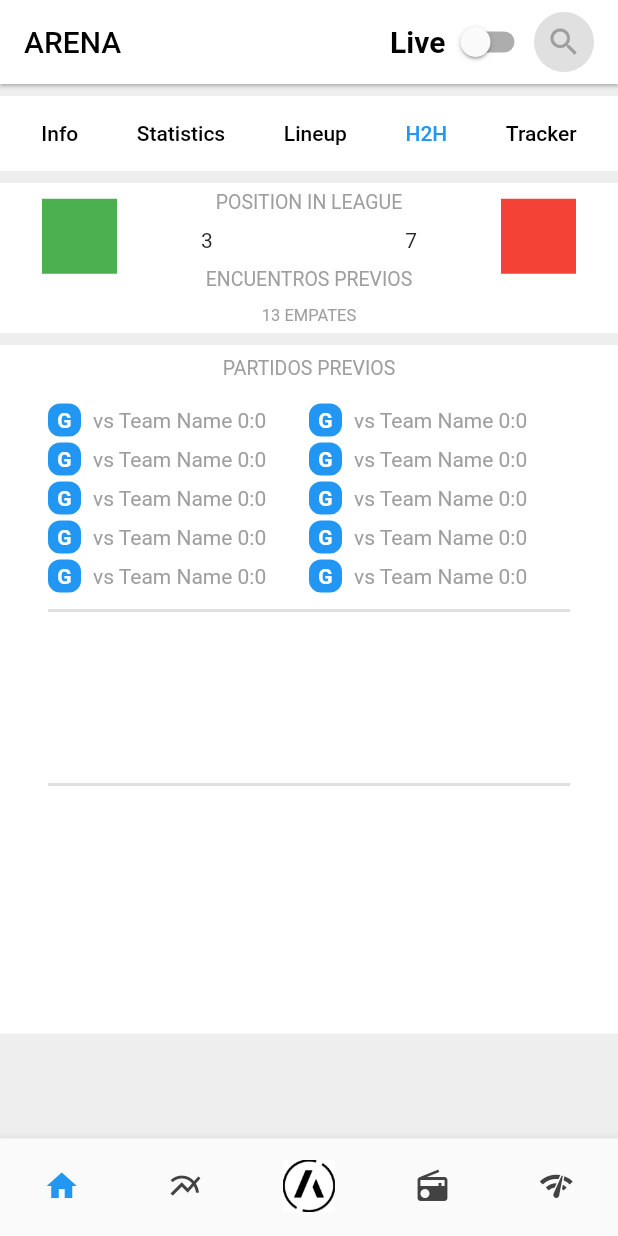
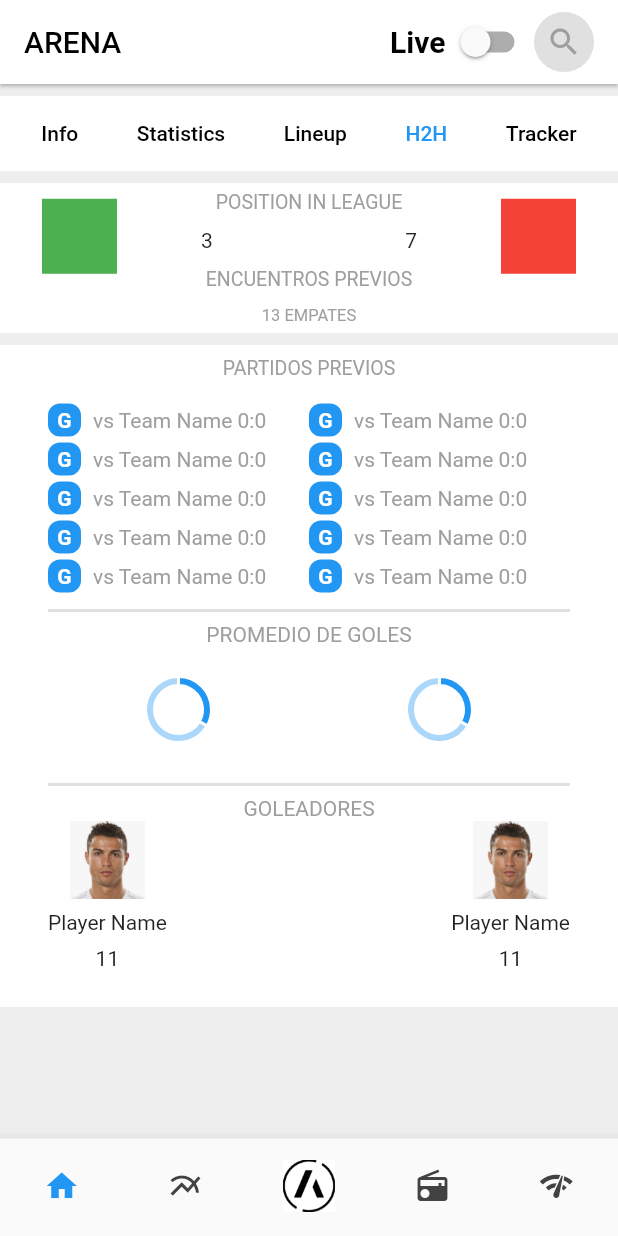
Before and after one commit to arena-sport/arena-sport-flutter-challenge, a Flutter app: the screen it shows after launch, on a phone screen of 412 x 824 dp. Run offline on Flutter 3.47's test engine with Material 2 defaults, Android fonts, the phone set to English and light mode, and no system bars; our stand-ins replace charts_flutter.

Commit message:
Refactor + finish stats screen UI

```diff
--- a/lib/screens/stats_screen.dart
+++ b/lib/screens/stats_screen.dart
@@ -1,28 +1,24 @@
-import 'package:arena/views/horizontal_list_views/information_list_view.dart';
+import 'package:arena/views/stats_screen/information_list_view.dart';
 import 'package:flutter/material.dart';
 
-import '../views/horizontal_list_views/information_list_view.dart';
-import '../views/comparison_view/comparison_view.dart';
-import '../views/previous_games_view.dart';
+import '../views/stats_screen/information_list_view.dart';
+import '../views/stats_screen/comparison_view.dart';
+import '../views/stats_screen/previous_games_view.dart';
+import 'package:arena/views/stats_screen/goal_averages.dart';
+import 'package:arena/views/stats_screen/scorers.dart';
 
 class StatsScreen extends StatelessWidget {
-  Widget get extraInfo {
+  Widget get _extraInfo {
     return Container(
       color: Colors.white,
       padding: EdgeInsets.symmetric(horizontal: 32, vertical: 8),
       child: Column(
         children: [
           PreviousGamesView(),
-          Divider(
-            thickness: 2.0,
-          ),
-          Container(
-            height: 100,
-          ),
-          Divider(
-            thickness: 2.0,
-          ),
-          Container(height: 150),
+          Divider(thickness: 2.0),
+          GoalAverages(),
+          Divider(thickness: 2.0),
+          Scorers(),
         ],
       ),
     );
@@ -36,7 +32,8 @@ class StatsScreen extends StatelessWidget {
         children: [
           InformationListView(),
           ComparisonView(),
-          extraInfo,
+          _extraInfo,
+          SizedBox(height: 16),
         ],
       ),
     );
--- a/lib/views/noticias_view/noticias.dart
+++ b/lib/views/home_screen/noticias_view/noticias.dart
@@ -1,5 +1,5 @@
 import 'package:flutter/material.dart';
-import '../../widgets/styled_card.dart';
+import 'package:arena/widgets/styled_card.dart';
 import './noticia.dart';
 
 class Noticias extends StatelessWidget {
--- a/lib/views/partidos_view/partidos.dart
+++ b/lib/views/home_screen/partidos_view/partidos.dart
@@ -1,6 +1,6 @@
 import 'package:flutter/material.dart';
+import 'package:arena/widgets/styled_card.dart';
 import './partido.dart';
-import '../../widgets/styled_card.dart';
 
 class Partidos extends StatelessWidget {
   @override
--- /dev/null
+++ b/lib/views/stats_screen/goal_averages.dart
@@ -0,0 +1,57 @@
+import 'package:flutter/material.dart';
+import 'package:charts_flutter/flutter.dart' as charts;
+
+class GoalAverages extends StatelessWidget {
+  final List<charts.Series> seriesList = [
+    charts.Series<int, int>(
+      id: 'Goal avg',
+      domainFn: (datum, index) {
+        return datum;
+      },
+      measureFn: (datum, index) {
+        return datum;
+      },
+      data: [1, 2],
+    ),
+  ];
+  final bool animate = true;
+
+  @override
+  Widget build(BuildContext context) {
+    return Container(
+      height: 100,
+      width: double.infinity,
+      child: Column(
+        children: [
+          Text(
+            'promedio de goles'.toUpperCase(),
+            style: TextStyle(color: Colors.grey),
+          ),
+          Expanded(
+              child: Row(
+            children: [
+              Expanded(
+                child: Container(
+                  child: charts.PieChart(
+                    seriesList,
+                    animate: true,
+                    defaultRenderer: charts.ArcRendererConfig(arcWidth: 6),
+                  ),
+                ),
+              ),
+              Expanded(
+                child: Container(
+                  child: charts.PieChart(
+                    seriesList,
+                    animate: true,
+                    defaultRenderer: charts.ArcRendererConfig(arcWidth: 6),
+                  ),
+                ),
+              ),
+            ],
+          )),
+        ],
+      ),
+    );
+  }
+}
--- /dev/null
+++ b/lib/views/stats_screen/scorers.dart
@@ -0,0 +1,48 @@
+import 'package:flutter/material.dart';
+
+class Scorers extends StatelessWidget {
+  const Scorers({
+    Key key,
+  }) : super(key: key);
+
+  @override
+  Widget build(BuildContext context) {
+    return Container(
+      // height: 150,
+      child: Column(
+        children: [
+          Text(
+            'Goleadores'.toUpperCase(),
+            style: TextStyle(color: Colors.grey),
+          ),
+          Row(
+            mainAxisAlignment: MainAxisAlignment.spaceBetween,
+            children: [
+              _playerInfo(),
+              _playerInfo(),
+            ],
+          )
+        ],
+      ),
+    );
+  }
+
+  Widget _playerInfo() {
+    return Container(
+      child: Column(
+        mainAxisAlignment: MainAxisAlignment.spaceAround,
+        children: [
+          Image.asset(
+            'assets/images/player_face.jpg',
+            width: 50,
+          ),
+          SizedBox(height: 8),
+          Text('Player Name'),
+          SizedBox(height: 8),
+          Text('11'),
+          SizedBox(height: 16),
+        ],
+      ),
+    );
+  }
+}
--- a/lib/widgets/styled_app_bar.dart
+++ b/lib/widgets/global/styled_app_bar.dart
@@ -1,5 +1,5 @@
 import 'package:flutter/material.dart';
-import 'circle_button.dart';
+import '../circle_button.dart';
 
 class StyledAppBar extends StatelessWidget implements PreferredSizeWidget {
   StyledAppBar({Key key}) : super(key: key);
--- a/pubspec.yaml
+++ b/pubspec.yaml
@@ -28,6 +28,7 @@ dependencies:
   # The following adds the Cupertino Icons font to your application.
   # Use with the CupertinoIcons class for iOS style icons.
   cupertino_icons: ^0.1.3
+  charts_flutter: ^0.9.0
 
 dev_dependencies:
   flutter_test:
@@ -47,6 +48,7 @@ flutter:
   # To add assets to your application, add an assets section, like this:
   assets:
     - assets/images/arena_icon.png
+    - assets/images/player_face.jpg
 
   # An image asset can refer to one or more resolution-specific "variants", see
   # https://flutter.dev/assets-and-images/#resolution-aware.
```
Also changed, not shown: lib/main.dart (+5 -4 lines), lib/screens/home_screen.dart (+3 -6 lines), assets/images/player_face.jpg (added), lib/views/home_screen/noticias_view/noticia.dart (renamed from lib/views/noticias_view/noticia.dart), lib/views/home_screen/partidos_view/partido.dart (renamed from lib/views/partidos_view/partido.dart), lib/views/home_screen/teams_list_view.dart (renamed from lib/views/horizontal_list_views/teams_list_view.dart), lib/views/stats_screen/comparison_view.dart (renamed from lib/views/comparison_view/comparison_view.dart), lib/views/stats_screen/information_list_view.dart (renamed from lib/views/horizontal_list_views/information_list_view.dart), lib/views/stats_screen/previous_games_view.dart (renamed from lib/views/previous_games_view.dart), lib/widgets/global/styled_bottom_navigation_bar.dart (renamed from lib/widgets/styled_bottom_navigation_bar.dart), pubspec.lock.
